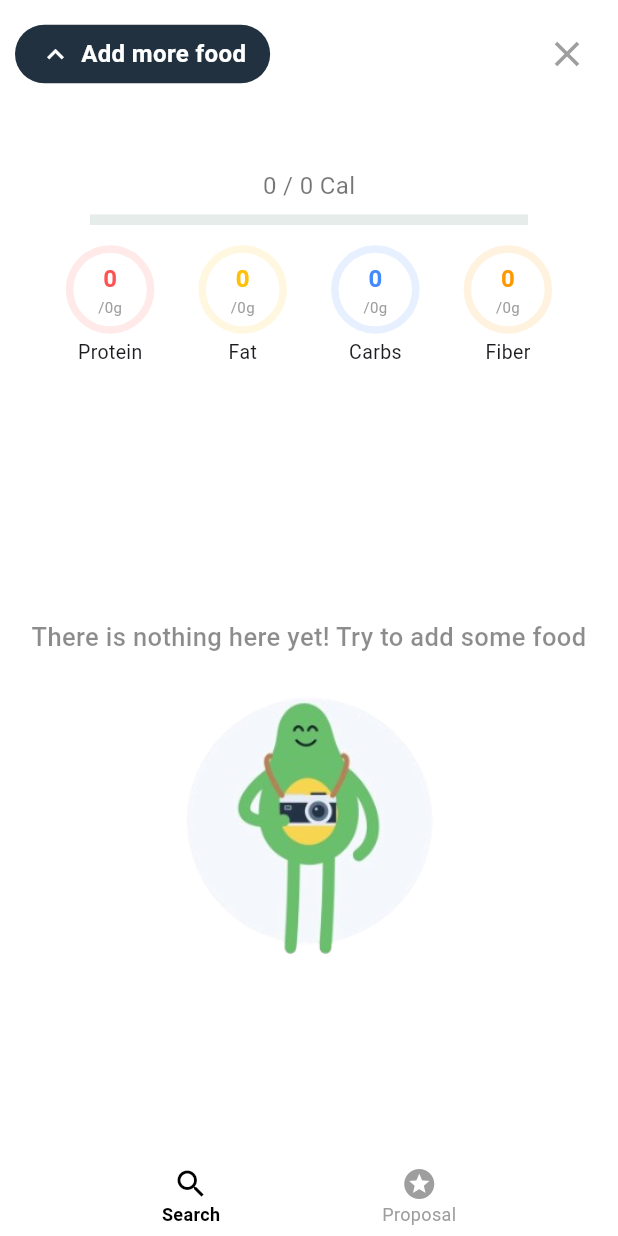
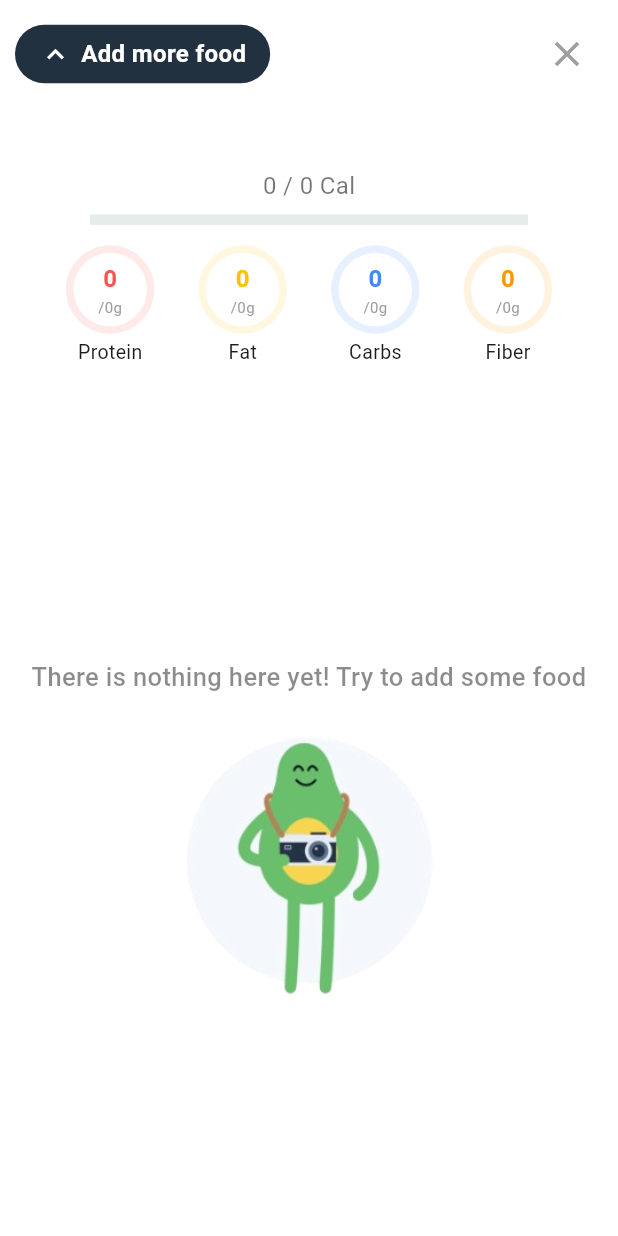
Before and after one commit to TaVanDuc2005/FitTracker, a Flutter app: the MealSummaryScreen screen opened directly with empty values, on a phone screen of 412 x 824 dp. Run offline on Flutter 3.47's test engine with Material 3 defaults, Android fonts, the phone set to English and light mode, and no system bars; our stand-ins replace fl_chart, image_picker, sqflite; accounts and stored records are empty.

Commit message:
Xóa thanh search và proposal trong meal summary

```diff
--- a/fittracker_source/lib/Screens/active_screen/journal/food_search_screen.dart
+++ b/fittracker_source/lib/Screens/active_screen/journal/food_search_screen.dart
@@ -108,6 +108,7 @@ class _SearchFoodScreenState extends State<SearchFoodScreen> {
                       ],
                     ),
                   ),
+                  // Nút X để quay lại màn hình trước đó Journal
                   GestureDetector(
                     onTap: () => Navigator.pop(context),
                     child: const Icon(
--- a/fittracker_source/lib/Screens/active_screen/journal/meal_summary_screen.dart
+++ b/fittracker_source/lib/Screens/active_screen/journal/meal_summary_screen.dart
@@ -39,8 +39,7 @@ class _MealSummaryScreenState extends State<MealSummaryScreen> {
     foods = List.from(widget.foods);
   }
 
-  int get totalCalories =>
-      foods.fold(0, (sum, food) => sum + (food.calories ?? 0));
+  int get totalCalories => foods.fold(0, (sum, food) => sum + (food.calories));
   int get totalProtein => (totalCalories * 0.15 ~/ 4);
   int get totalFat => (totalCalories * 0.25 ~/ 9);
   int get totalCarbs => (totalCalories * 0.55 ~/ 4);
@@ -240,18 +239,6 @@ class _MealSummaryScreenState extends State<MealSummaryScreen> {
                       },
                     ),
             ),
-            // Bottom bar: chỉ Search và Proposal
-            Container(
-              padding: const EdgeInsets.symmetric(vertical: 6),
-              color: Colors.white,
-              child: Row(
-                mainAxisAlignment: MainAxisAlignment.spaceEvenly,
-                children: [
-                  _bottomNavItem(Icons.search, "Search", true, () {}),
-                  _bottomNavItem(Icons.stars, "Proposal", false, () {}),
-                ],
-              ),
-            ),
           ],
         ),
       ),
--- a/fittracker_source/lib/models/food.dart
+++ b/fittracker_source/lib/models/food.dart
@@ -1,12 +1,7 @@
 import 'food_bast.dart';
 
 /// Các loại món ăn
-enum CategoryType {
-  monNuoc,
-  monKho,
-  monXao,
-  monChien,
-}
+enum CategoryType { monNuoc, monKho, monXao, monChien }
 
 class Food extends FoodBase {
   final CategoryType category;
```
